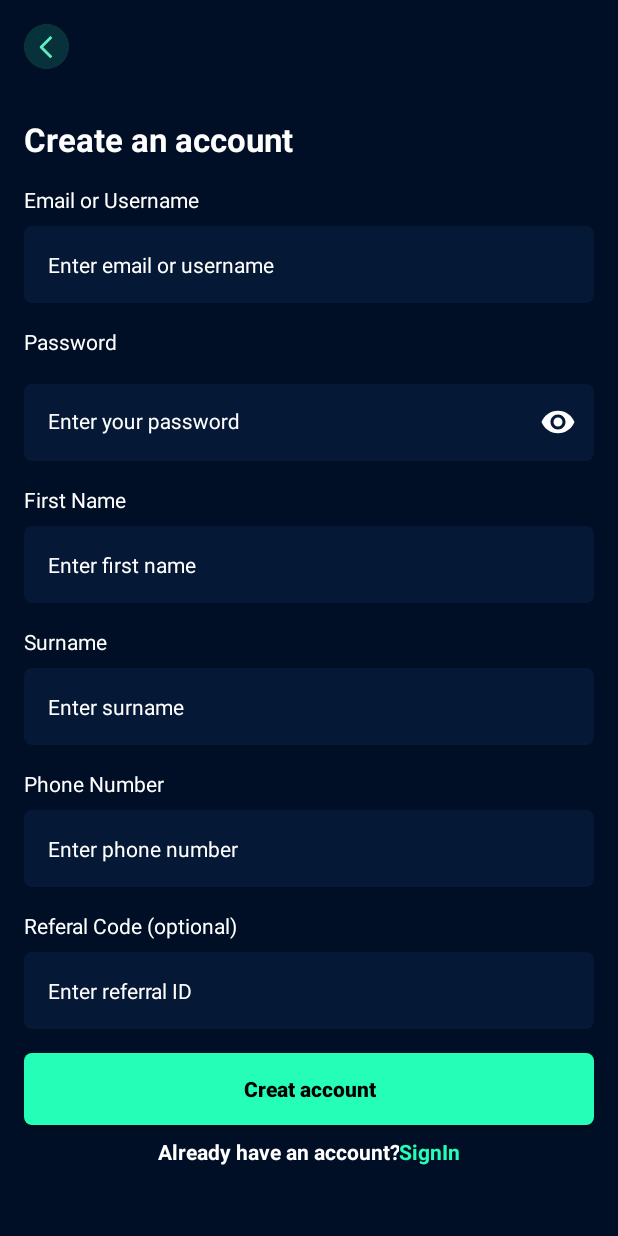
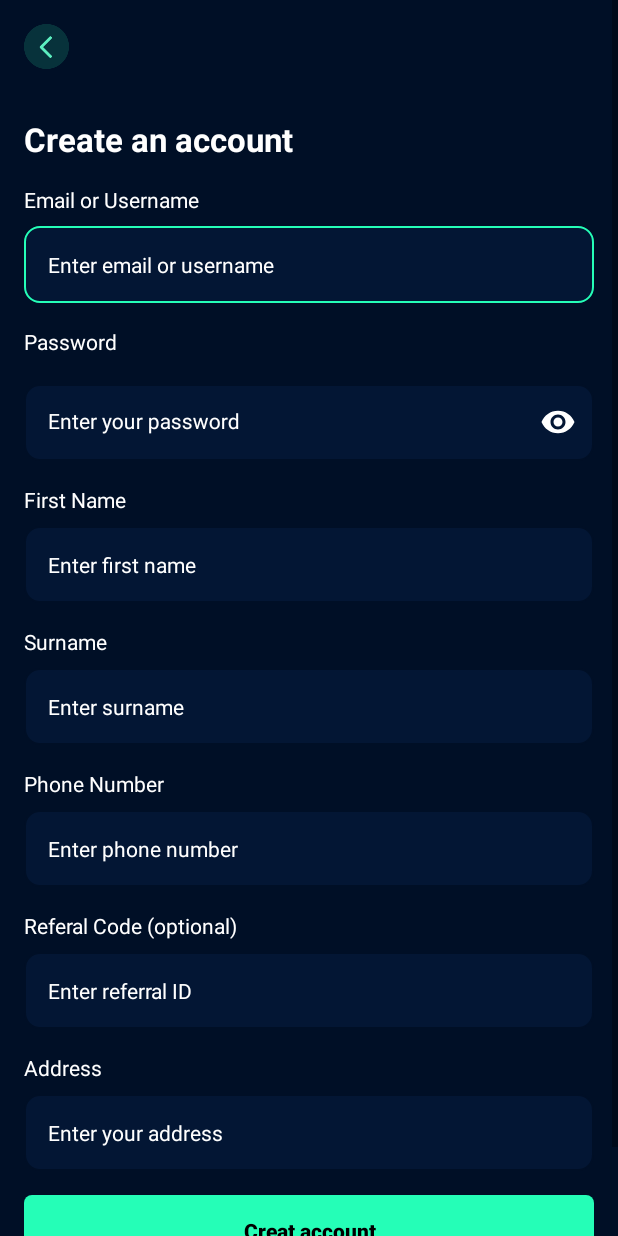
Before and after one commit to Mehboob-alam1/Passive_Income, an Android app: the CreateAccountActivity screen opened directly, with no data from a screen before it, on a phone screen of 412 x 824 dp. Run offline under Robolectric (Android 15) with nearby library versions, the phone set to English and light mode, and no system bars.

Commit message:
changes more

```diff
--- a/app/build.gradle
+++ b/app/build.gradle
@@ -39,6 +39,10 @@ dependencies {
     testImplementation 'junit:junit:4.13.2'
     androidTestImplementation 'androidx.test.ext:junit:1.1.5'
     androidTestImplementation 'androidx.test.espresso:espresso-core:3.5.1'
+// dots indicator
+    implementation 'com.tbuonomo:dotsindicator:4.3'
 
-    implementation 'com.tbuonomo:dotsindicator:4.3'
+    // lottie animation
+    def lottieVersion = "3.4.0"
+    implementation "com.airbnb.android:lottie:$lottieVersion"
 }
--- a/app/src/main/res/drawable/edittext_bg.xml
+++ b/app/src/main/res/drawable/edittext_bg.xml
@@ -1,7 +1,25 @@
 <?xml version="1.0" encoding="utf-8"?>
-<shape xmlns:android="http://schemas.android.com/apk/res/android"
-    android:shape="rectangle">
-    <solid android:color="@color/darkcolorbg"/>
-    <corners android:radius="5dp"/>
+<selector xmlns:android="http://schemas.android.com/apk/res/android">
+    <item android:state_enabled="true" android:state_focused="true">
+        <shape android:shape="rectangle">
+            <solid android:color="#031634"/>
+            <corners android:radius="10dp"/>
+            <stroke android:color="@color/purple" android:width="1dp"/>
 
-</shape>
+        </shape>
+
+    </item>
+
+
+    <item android:state_enabled="true">
+        <shape android:shape="rectangle">
+            <solid android:color="#031634"/>
+            <corners android:radius="10dp"/>
+            <stroke android:color="@color/edittext_bg" android:width="1dp"/>
+
+        </shape>
+
+    </item>
+
+
+</selector>
--- a/app/src/main/res/layout/activity_create_account.xml
+++ b/app/src/main/res/layout/activity_create_account.xml
@@ -5,17 +5,16 @@
     xmlns:tools="http://schemas.android.com/tools"
     android:layout_width="match_parent"
     android:layout_height="match_parent"
-    android:background="@color/darkcolor"
+    android:background="@color/edittext_bg"
     tools:context=".ui.CreateAccountActivity" >
 
 
-<androidx.constraintlayout.widget.ConstraintLayout xmlns:android="http://schemas.android.com/apk/res/android"
+<androidx.constraintlayout.widget.ConstraintLayout
 
-    xmlns:app="http://schemas.android.com/apk/res-auto"
-    xmlns:tools="http://schemas.android.com/tools"
+
     android:layout_width="match_parent"
-    android:layout_height="match_parent"
-    android:background="@color/darkcolor"
+    android:layout_height="wrap_content"
+    android:background="@color/edittext_bg"
     tools:context=".ui.CreateAccountActivity">
 
 
@@ -178,6 +177,25 @@
             android:textColor="@color/white"
             android:textColorHint="@color/white"
             android:textSize="14sp" />
+
+        <TextView
+            android:layout_width="wrap_content"
+            android:layout_height="wrap_content"
+            android:text="Address"
+            android:layout_marginTop="16dp"
+            android:textColor="@color/white" />
+
+        <EditText
+            android:layout_width="match_parent"
+            android:layout_height="wrap_content"
+            android:layout_marginTop="8dp"
+            android:background="@drawable/edittext_bg"
+            android:hint="Enter your address"
+            android:id="@+id/etAddress"
+            android:padding="16dp"
+            android:textColor="@color/white"
+            android:textColorHint="@color/white"
+            android:textSize="14sp" />
     </LinearLayout>
 
     <LinearLayout
--- a/app/src/main/res/layout/activity_login.xml
+++ b/app/src/main/res/layout/activity_login.xml
@@ -5,7 +5,7 @@
     xmlns:tools="http://schemas.android.com/tools"
     android:layout_width="match_parent"
     android:layout_height="match_parent"
-    android:background="@color/darkcolor"
+    android:background="@color/edittext_bg"
     tools:context=".ui.LoginActivity">
 
 
--- a/app/src/main/res/values/colors.xml
+++ b/app/src/main/res/values/colors.xml
@@ -9,7 +9,7 @@
     <color name="teal_700">#FF018786</color>
     <color name="black">#FF000000</color>
     <color name="white">#FFFFFFFF</color>
-<color name="darkcolor">#000F26</color>
+<color name="edittext_bg">#000F26</color>
 <color name="darkcolorbg">#051835</color>
 
     <color name="colorPrimary">#FFFFFF</color>
--- a/app/src/main/res/values/styles.xml
+++ b/app/src/main/res/values/styles.xml
@@ -4,9 +4,9 @@
 
     <style name="noactiondisplay" parent="Theme.AppCompat.DayNight.NoActionBar">
         <!-- Customize your theme here. -->
-        <item name="colorPrimary">@color/darkcolor</item>
-        <item name="colorPrimaryDark">@color/darkcolor</item>
-        <item name="colorAccent">@color/darkcolor</item>
+        <item name="colorPrimary">@color/edittext_bg</item>
+        <item name="colorPrimaryDark">@color/edittext_bg</item>
+        <item name="colorAccent">@color/edittext_bg</item>
         <item name="windowActionModeOverlay">false</item>
         <item name="android:dialogTheme">@style/Dialog.Theme</item>
     </style>
--- a/app/src/main/res/values/themes.xml
+++ b/app/src/main/res/values/themes.xml
@@ -2,12 +2,12 @@
     <!-- Base application theme. -->
     <style name="Theme.PassiveIncome" parent="Theme.MaterialComponents.DayNight.DarkActionBar">
         <!-- Primary brand color. -->
-        <item name="colorPrimary">@color/darkcolor</item>
-        <item name="colorPrimaryVariant">@color/darkcolor</item>
+        <item name="colorPrimary">@color/edittext_bg</item>
+        <item name="colorPrimaryVariant">@color/edittext_bg</item>
         <item name="colorOnPrimary">@color/white</item>
         <!-- Secondary brand color. -->
-        <item name="colorSecondary">@color/darkcolor</item>
-        <item name="colorSecondaryVariant">@color/darkcolor</item>
+        <item name="colorSecondary">@color/edittext_bg</item>
+        <item name="colorSecondaryVariant">@color/edittext_bg</item>
         <item name="colorOnSecondary">@color/white</item>
         <!-- Status bar color. -->
         <item name="android:statusBarColor">?attr/colorPrimaryVariant</item>
```
Also changed, not shown: app/src/main/AndroidManifest.xml (+14 -4 lines), app/src/main/java/com/mehboob/passiveincome/ui/MainActivity.java (+3 -15 lines), app/src/main/java/com/mehboob/passiveincome/ui/SplashActivity.java (added, +41 -0 lines), app/src/main/res/layout/activity_main.xml (+8 -21 lines), app/src/main/res/layout/activity_splash.xml (added, +32 -0 lines), app/src/main/res/layout/slider_layout.xml (+9 -6 lines), app/src/main/res/raw/splash_animation.json (added, +1 -0 lines).
